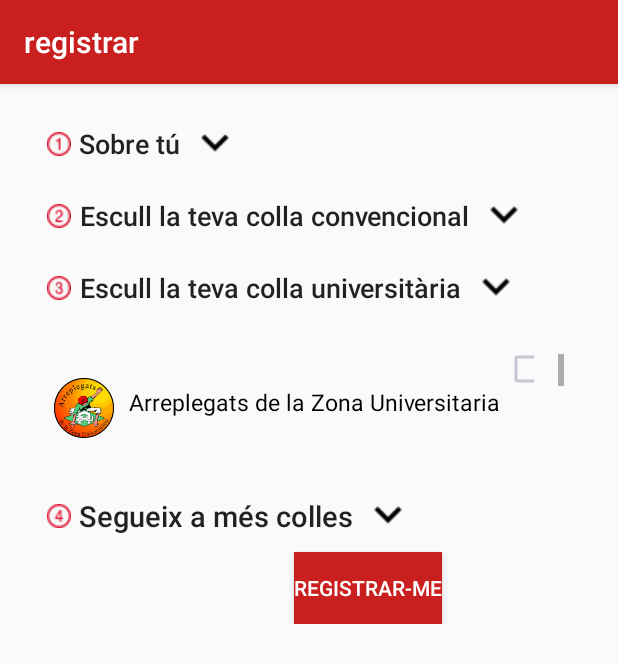
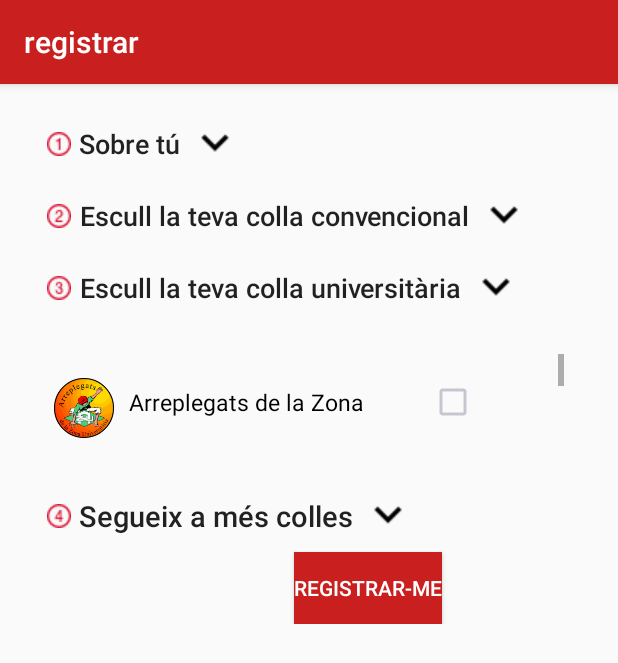
Before and after one commit to carlos2380/Enfaixapp, an Android app: the RegistrarCollaConv screen opened directly, with no data from a screen before it, after a tap on "Escull la teva colla universitària", on a phone screen of 412 x 824 dp. Shown: the top 663 px of the screen. Run offline under Robolectric (Android 15) with nearby library versions, the phone set to English and light mode, and no system bars; 3 other taps on this screen came first.

Commit message:
CheckBoxes a les ListViews done

```diff
--- a/front-end/app/src/main/java/com/pes/enfaixapp/AdaptadorColla.java
+++ b/front-end/app/src/main/java/com/pes/enfaixapp/AdaptadorColla.java
@@ -77,11 +77,11 @@ public class AdaptadorColla extends ArrayAdapter {
         Colla c = (Colla) getItem(position);
         nomColla.setText(c.getNom());
         imatgeColla.setImageResource(c.getImage());
-        CheckBox cb = (CheckBox) convertView.findViewById(R.id.checkBox);
-        if(c.getChecked() == true)
+        //CheckBox cb = (CheckBox) convertView.findViewById(R.id.checkBox);
+        /*if(c.getChecked() == true)
             cb.setChecked(true);
         else
-            cb.setChecked(false);
+            cb.setChecked(false);*/
 
         return convertView;
     }
--- a/front-end/app/src/main/java/com/pes/enfaixapp/RegistrarCollaConv.java
+++ b/front-end/app/src/main/java/com/pes/enfaixapp/RegistrarCollaConv.java
@@ -13,6 +13,7 @@ import android.widget.Button;
 import android.support.v7.app.AppCompatActivity;
 import android.widget.AdapterView;
 import android.widget.Button;
+import android.widget.CheckBox;
 import android.widget.EditText;
 import android.widget.ListView;
 import android.widget.TextView;
@@ -46,6 +47,8 @@ public class RegistrarCollaConv extends AppCompatActivity {
     EditText inputCorreu;
     EditText inputPasswd;
     EditText inputPasswd2;
+
+    CheckBox cb;
 
     final ArrayList<Colla> collesConv = new ArrayList<Colla>();
     final ArrayList<Colla> collesUni = new ArrayList<Colla>();
@@ -81,6 +84,8 @@ public class RegistrarCollaConv extends AppCompatActivity {
         lay2 =  findViewById(R.id.dos);
         lay3 = findViewById(R.id.tres);
         lay4 = findViewById(R.id.cuatro);
+
+        cb = (CheckBox) findViewById(R.id.checkBox);
 
 
 
@@ -166,7 +171,8 @@ public class RegistrarCollaConv extends AppCompatActivity {
                         public void onItemClick(AdapterView<?> parent, View view, int position, long id) {
                             final int pos = position;
                             //posar el checkbox de la colla corresponent amb el tick
-                            collesConv.get(position).setChecked();
+                            //collesConv.get(position).setChecked();
+
 
                         }
                     });
--- a/front-end/app/src/main/res/layout/listview_colla.xml
+++ b/front-end/app/src/main/res/layout/listview_colla.xml
@@ -1,4 +1,5 @@
 <?xml version="1.0" encoding="utf-8"?>
+
 <RelativeLayout xmlns:android="http://schemas.android.com/apk/res/android"
     android:orientation="vertical" android:layout_width="match_parent"
     android:layout_height="?android:attr/listPreferredItemHeight">
@@ -13,7 +14,7 @@
         />
 
     <TextView
-        android:layout_width="250dp"
+        android:layout_width="200dp"
         android:layout_height="wrap_content"
         android:layout_toRightOf="@id/listImage"
         android:layout_alignParentTop="false"
@@ -29,7 +30,8 @@
         android:id="@+id/checkBox"
         android:layout_width="20dp"
         android:layout_height="20dp"
-        android:layout_alignParentRight="false"
-        android:layout_toRightOf="@id/listText"/>
+        android:layout_toRightOf="@id/listText"
+        android:layout_centerVertical="true"
+        android:layout_alignParentEnd="true" />
 
 </RelativeLayout>
```
